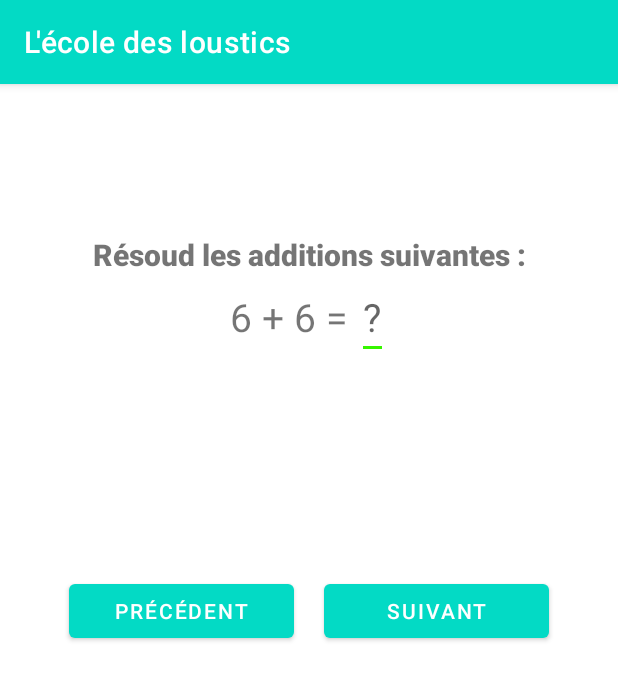
After one commit to JorisMARTIN/IUT2-Android-Project, an Android app: the AdditionActivity screen opened directly, with no data from a screen before it, on a phone screen of 412 x 824 dp. The commit adds this screen. Shown: the top 680 px of the screen. Run offline under Robolectric (Android 15) with nearby library versions, the phone set to English and light mode, and no system bars.

Commit message:
Start addition exercice

```diff
--- a/APP/app/src/main/AndroidManifest.xml
+++ b/APP/app/src/main/AndroidManifest.xml
@@ -9,7 +9,8 @@
         android:roundIcon="@mipmap/ic_launcher_round"
         android:supportsRtl="true"
         android:theme="@style/Theme.LécoleDesLoustics">
-        <activity android:name=".LevelSelect"></activity>
+        <activity android:name=".mathematics.addition.AdditionActivity"></activity>
+        <activity android:name=".LevelSelect" />
         <activity android:name=".MainActivity">
             <intent-filter>
                 <action android:name="android.intent.action.MAIN" />
--- a/APP/app/src/main/java/fr/nezanmartin/lecoledesloustics/MainActivity.java
+++ b/APP/app/src/main/java/fr/nezanmartin/lecoledesloustics/MainActivity.java
@@ -8,7 +8,6 @@ import android.os.Bundle;
 import android.view.Gravity;
 import android.view.View;
 import android.widget.LinearLayout;
-import android.widget.ScrollView;
 import android.widget.TextView;
 
 import java.util.ArrayList;
@@ -24,7 +23,7 @@ public class MainActivity extends AppCompatActivity {
     List<User> allUsers;
 
     // VIEW
-    LinearLayout profilesScroll;
+    LinearLayout container;
 
 
     @Override
@@ -40,7 +39,7 @@ public class MainActivity extends AppCompatActivity {
         setContentView(R.layout.activity_main);
 
         // Initialise view
-        this.profilesScroll = findViewById(R.id.activity_main_profiles_scroll);
+        this.container = findViewById(R.id.activity_main_profiles_scroll);
 
 
         //Get all users from database stock them in allUsers ArrayList
@@ -103,7 +102,7 @@ public class MainActivity extends AppCompatActivity {
                 }
             });
             globalLayout.setLayoutParams(new LinearLayout.LayoutParams(LinearLayout.LayoutParams.MATCH_PARENT, LinearLayout.LayoutParams.MATCH_PARENT));
-            profilesScroll.addView(globalLayout);
+            container.addView(globalLayout);
         }
     }
 
--- /dev/null
+++ b/APP/app/src/main/java/fr/nezanmartin/lecoledesloustics/mathematics/addition/AdditionActivity.java
@@ -0,0 +1,83 @@
+package fr.nezanmartin.lecoledesloustics.mathematics.addition;
+
+import androidx.appcompat.app.AppCompatActivity;
+
+import android.os.Bundle;
+import android.view.Gravity;
+import android.widget.EditText;
+import android.widget.LinearLayout;
+import android.widget.TextView;
+
+import java.util.HashMap;
+import java.util.Random;
+import java.util.concurrent.atomic.AtomicBoolean;
+
+import fr.nezanmartin.lecoledesloustics.R;
+import fr.nezanmartin.lecoledesloustics.mathematics.addition.model.Addition;
+
+public class AdditionActivity extends AppCompatActivity {
+
+    //DATA
+    int difficulty = 1; //TODO: getDifficulty from previous activity
+    HashMap<Addition, EditText> results;
+
+    //VIEW
+    LinearLayout additonContainner;
+
+    @Override
+    protected void onCreate(Bundle savedInstanceState) {
+        super.onCreate(savedInstanceState);
+        setContentView(R.layout.activity_addition);
+
+        additonContainner = findViewById(R.id.addition_container);
+
+        results = new HashMap<>();
+
+        initAdditions();
+    }
+
+    private void initAdditions() {
+        Random random = new Random();
+        Addition addition;
+        int operande1, operande2;
+
+
+        for(int i=0; i<10; i++){
+            if(difficulty == 1){
+                operande1 = random.nextInt(9-1) + 1;
+                operande2 = random.nextInt(9-1) + 1;
+            }else if(difficulty == 2){
+                operande1 = random.nextInt(9-1) + 1;
+                operande2 = random.nextInt(99-10) + 10;
+            }else{
+                operande1 = random.nextInt(99-10) + 10;
+                operande2 = random.nextInt(99-10) + 10;
+            }
+
+            addition = new Addition(operande1, operande2);
+
+            LinearLayout globalLayout = new LinearLayout(this);
+            globalLayout.setOrientation(LinearLayout.HORIZONTAL);
+            globalLayout.setGravity(Gravity.CENTER);
+
+            LinearLayout layout = (LinearLayout) getLayoutInflater().inflate(R.layout.component_addition, null);
+
+            TextView text = (TextView) layout.findViewById(R.id.addition_template_question);
+            text.setText(addition.getOperande1() + " + " + addition.getOperande2() + " = ");
+
+            EditText res = (EditText) layout.findViewById(R.id.addition_template_answer);
+            res.setHint("?");
+
+
+            // Add to answer map
+            results.put(addition, res);
+
+            globalLayout.addView(layout);
+
+            globalLayout.setLayoutParams(new LinearLayout.LayoutParams(LinearLayout.LayoutParams.MATCH_PARENT, LinearLayout.LayoutParams.WRAP_CONTENT));
+            additonContainner.addView(globalLayout);
+
+            //TODO: 1 Addition per page
+        }
+    }
+}
--- /dev/null
+++ b/APP/app/src/main/java/fr/nezanmartin/lecoledesloustics/mathematics/addition/model/Addition.java
@@ -0,0 +1,34 @@
+package fr.nezanmartin.lecoledesloustics.mathematics.addition.model;
+
+public class Addition {
+
+    private int operande1;
+    private int operande2;
+    private int resultat;
+
+    public Addition(int operande1, int operande2){
+        this.operande1 = operande1;
+        this.operande2 = operande2;
+        this.resultat = operande1 + operande2;
+    }
+
+    public int getOperande1() {
+        return operande1;
+    }
+
+    public void setOperande1(int operande1) {
+        this.operande1 = operande1;
+    }
+
+    public int getOperande2() {
+        return operande2;
+    }
+
+    public void setOperande2(int operande2) {
+        this.operande2 = operande2;
+    }
+
+    public int getResultat() {
+        return resultat;
+    }
+}
--- /dev/null
+++ b/APP/app/src/main/res/layout/activity_addition.xml
@@ -0,0 +1,52 @@
+<?xml version="1.0" encoding="utf-8"?>
+<LinearLayout xmlns:android="http://schemas.android.com/apk/res/android"
+    xmlns:tools="http://schemas.android.com/tools"
+    android:layout_width="match_parent"
+    android:layout_height="match_parent"
+    android:orientation="vertical"
+    tools:context=".mathematics.addition.AdditionActivity">
+
+    <TextView
+        android:layout_width="match_parent"
+        android:layout_height="wrap_content"
+        android:layout_marginTop="100sp"
+        android:fontFamily="sans-serif-black"
+        android:gravity="center"
+        android:text="@string/addition_activity_text"
+        android:textSize="20sp"
+        android:textStyle="bold" />
+
+    <LinearLayout
+        android:id="@+id/addition_container"
+        android:layout_width="match_parent"
+        android:layout_height="200sp"
+        android:orientation="horizontal">
+        <!-- Container for addition added by inflate -->
+    </LinearLayout>
+
+    <LinearLayout
+        android:layout_width="match_parent"
+        android:layout_height="wrap_content"
+        android:orientation="horizontal"
+        android:gravity="center">
+
+        <Button
+            android:id="@+id/addition_previous_button"
+            android:layout_width="wrap_content"
+            android:layout_height="wrap_content"
+            android:text="@string/previous_button_text"
+            android:width="150sp"
+            android:layout_marginRight="10sp"/>
+
+        <Button
+            android:id="@+id/addition_next_button"
+            android:layout_width="wrap_content"
+            android:layout_height="wrap_content"
+            android:text="@string/next_button_text"
+            android:width="150sp"
+            android:layout_marginLeft="10sp"/>
+
+    </LinearLayout>
+
+
+</LinearLayout>
--- /dev/null
+++ b/APP/app/src/main/res/layout/component_addition.xml
@@ -0,0 +1,22 @@
+<?xml version="1.0" encoding="utf-8"?>
+<LinearLayout xmlns:android="http://schemas.android.com/apk/res/android"
+    android:orientation="horizontal"
+    android:layout_width="match_parent"
+    android:layout_height="wrap_content">
+
+    <TextView
+        android:id="@+id/addition_template_question"
+        android:layout_width="match_parent"
+        android:layout_height="wrap_content"
+        android:text="\? + \? = "
+        android:gravity="center"
+        android:textSize="26sp"/>
+
+    <EditText
+        android:id="@+id/addition_template_answer"
+        android:layout_width="match_parent"
+        android:layout_height="wrap_content"
+        android:hint="\?"
+        android:textSize="26sp"/>
+
+</LinearLayout>
--- a/APP/app/src/main/res/values-night/themes.xml
+++ b/APP/app/src/main/res/values-night/themes.xml
@@ -2,13 +2,13 @@
     <!-- Base application theme. -->
     <style name="Theme.LécoleDesLoustics" parent="Theme.MaterialComponents.DayNight.DarkActionBar">
         <!-- Primary brand color. -->
-        <item name="colorPrimary">@color/purple_200</item>
-        <item name="colorPrimaryVariant">@color/purple_700</item>
-        <item name="colorOnPrimary">@color/black</item>
+        <item name="colorPrimary">@color/black</item>
+        <item name="colorPrimaryVariant">@color/gray</item>
+        <item name="colorOnPrimary">@color/white</item>
         <!-- Secondary brand color. -->
-        <item name="colorSecondary">@color/teal_200</item>
-        <item name="colorSecondaryVariant">@color/teal_200</item>
-        <item name="colorOnSecondary">@color/black</item>
+        <item name="colorSecondary">@color/blue</item>
+        <item name="colorSecondaryVariant">@color/dark_blue</item>
+        <item name="colorOnSecondary">@color/white</item>
         <!-- Status bar color. -->
         <item name="android:statusBarColor" tools:targetApi="l">?attr/colorPrimaryVariant</item>
         <!-- Customize your theme here. -->
--- a/APP/app/src/main/res/values/colors.xml
+++ b/APP/app/src/main/res/values/colors.xml
@@ -5,6 +5,12 @@
     <color name="purple_700">#FF3700B3</color>
     <color name="teal_200">#FF03DAC5</color>
     <color name="teal_700">#FF018786</color>
+    <color name="blue">#0056D6</color>
+    <color name="dark_blue">#03165A</color>
     <color name="black">#FF000000</color>
+    <color name="gray">#494949</color>
     <color name="white">#FFFFFFFF</color>
+    <color name="green">#36F600</color>
+    <color name="dark_green">#24710E</color>
+
 </resources>
--- a/APP/app/src/main/res/values/strings.xml
+++ b/APP/app/src/main/res/values/strings.xml
@@ -4,5 +4,8 @@
     <string name="MainActWhoMessage">Qui est-tu ?</string>
     <string name="levelSelectActWelcomeMessage">Choisis un niveau</string>
     <string name="levelSelectActChangeUser">Changer d\'utilisateur</string>
+    <string name="addition_activity_text">Résoud les additions suivantes :</string>
+    <string name="previous_button_text">Précédent</string>
+    <string name="next_button_text">Suivant</string>
 
 </resources>
--- a/APP/app/src/main/res/values/themes.xml
+++ b/APP/app/src/main/res/values/themes.xml
@@ -2,12 +2,12 @@
     <!-- Base application theme. -->
     <style name="Theme.LécoleDesLoustics" parent="Theme.MaterialComponents.DayNight.DarkActionBar">
         <!-- Primary brand color. -->
-        <item name="colorPrimary">@color/purple_500</item>
-        <item name="colorPrimaryVariant">@color/purple_700</item>
+        <item name="colorPrimary">@color/teal_200</item>
+        <item name="colorPrimaryVariant">@color/teal_700</item>
         <item name="colorOnPrimary">@color/white</item>
         <!-- Secondary brand color. -->
-        <item name="colorSecondary">@color/teal_200</item>
-        <item name="colorSecondaryVariant">@color/teal_700</item>
+        <item name="colorSecondary">@color/green</item>
+        <item name="colorSecondaryVariant">@color/dark_green</item>
         <item name="colorOnSecondary">@color/black</item>
         <!-- Status bar color. -->
         <item name="android:statusBarColor" tools:targetApi="l">?attr/colorPrimaryVariant</item>
```
